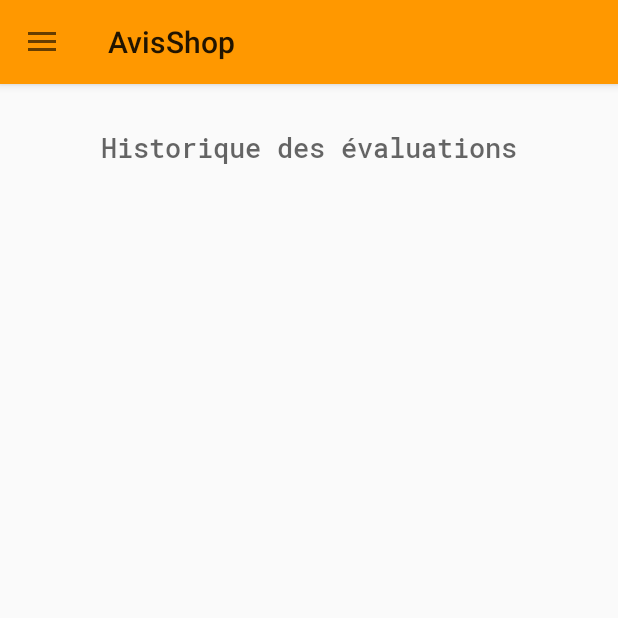
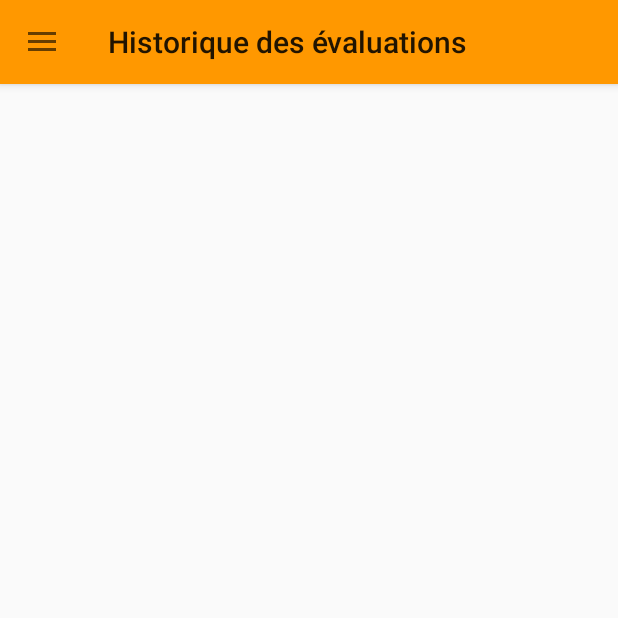
Before and after one commit to ChaimaChekhaba/AvisShop, an Android app: the LatestProductActivity screen opened directly, with no data from a screen before it, on a phone screen of 412 x 824 dp, the top half of it. Run offline under Robolectric (Android 15) with nearby library versions, the phone set to English and light mode, and no system bars; our stand-ins replace Room's generated code.

Commit message:
phase 01 with modif

```diff
--- a/app/build.gradle
+++ b/app/build.gradle
@@ -51,7 +51,6 @@ dependencies {
     //dependency for material design components
     implementation 'com.google.android.material:material:1.0.0'
     //bar code detector from zxing library
-    //implementation 'com.android.support:multidex:1.0.3'
     implementation 'com.journeyapps:zxing-android-embedded:3.6.0@aar'
     implementation 'com.google.zxing:core:3.3.3'
     //Room database and coroutines
--- a/app/src/main/java/com/mgl7130/avisshop/LatestProductActivity.kt
+++ b/app/src/main/java/com/mgl7130/avisshop/LatestProductActivity.kt
@@ -11,7 +11,7 @@ import kotlinx.android.synthetic.main.activity_latest_product.*
 import kotlinx.coroutines.runBlocking
 
 class LatestProductActivity : BaseActivity(), ProductAdapter.onProductClickListener {
-    override val TAG = "ProductDetailsActivity"
+    override val TAG = "LatestProductActivity"
     private lateinit var mRecyclerView: RecyclerView
     private lateinit var mAdapter: ProductAdapter
     private lateinit var mProducts: List<Product>
@@ -21,6 +21,8 @@ class LatestProductActivity : BaseActivity(), ProductAdapter.onProductClickListe
         val inflater = this.getSystemService(Context.LAYOUT_INFLATER_SERVICE) as LayoutInflater
         val contentView = inflater.inflate(R.layout.activity_latest_product, null, false)
         mDrawerLayout.addView(contentView, 0)
+        val actionBar = supportActionBar
+        actionBar!!.title = "Historique des évaluations"
 
         mRecyclerView = my_recycler_view
         loadProduct()
--- a/app/src/main/java/com/mgl7130/avisshop/MainActivity.kt
+++ b/app/src/main/java/com/mgl7130/avisshop/MainActivity.kt
@@ -37,7 +37,7 @@ class MainActivity : BaseActivity() {
 
         codeBarNumber.setOnEditorActionListener{ v, actionId, event ->
             if(actionId == EditorInfo.IME_ACTION_DONE){
-                if (codeBarNumber.text.length == 12){
+                if (codeBarNumber.text.length == 12 || codeBarNumber.text.length == 8){
                     //it could be a valid codebar
                     mScannedResult = codeBarNumber.text.toString()
                     mBarCodeProcessor = BarCodeProcessor(this@MainActivity, mScannedResult)
--- a/app/src/main/java/com/mgl7130/avisshop/ProductDetailsActivity.kt
+++ b/app/src/main/java/com/mgl7130/avisshop/ProductDetailsActivity.kt
@@ -20,6 +20,9 @@ class ProductDetailsActivity : BaseActivity() {
         val inflater = this.getSystemService(Context.LAYOUT_INFLATER_SERVICE) as LayoutInflater
         val contentView = inflater.inflate(R.layout.activity_product_details, null, false)
         mDrawerLayout.addView(contentView, 0)
+
+        val actionBar = supportActionBar
+        actionBar!!.title = "Résultat"
 
         mProduct = intent.getSerializableExtra("product") as Product
         loadProduct()
--- a/app/src/main/res/layout/activity_latest_product.xml
+++ b/app/src/main/res/layout/activity_latest_product.xml
@@ -7,32 +7,13 @@
     android:layout_height="match_parent"
     tools:context=".LatestProductActivity">
 
-    <TextView
-        android:id="@+id/history"
-        android:layout_width="wrap_content"
+    <RelativeLayout
+        android:id="@+id/relativeLayout"
+        android:layout_width="match_parent"
         android:layout_height="wrap_content"
-        android:layout_marginTop="48dp"
-        android:fontFamily="@font/roboto_mono_medium"
-        android:text="@string/history"
-        android:textAppearance="@style/TextAppearance.AppCompat.Medium"
-        app:layout_constraintBottom_toTopOf="@+id/guideline3"
+        app:layout_constraintBottom_toBottomOf="parent"
         app:layout_constraintEnd_toEndOf="parent"
-        app:layout_constraintStart_toStartOf="parent"
-        app:layout_constraintTop_toTopOf="parent"
-        app:layout_constraintVertical_bias="0.41" />
-
-    <androidx.constraintlayout.widget.Guideline
-        android:id="@+id/guideline3"
-        android:layout_width="wrap_content"
-        android:layout_height="wrap_content"
-        android:orientation="horizontal"
-        app:layout_constraintGuide_percent="0.2" />
-
-    <RelativeLayout
-        android:layout_width="411dp"
-        android:layout_height="645dp"
-        app:layout_constraintEnd_toEndOf="parent"
-        app:layout_constraintTop_toTopOf="@+id/guideline3">
+        app:layout_constraintStart_toStartOf="parent">
 
         <androidx.recyclerview.widget.RecyclerView
             android:id="@+id/my_recycler_view"
@@ -40,8 +21,8 @@
             android:layout_height="match_parent"
             android:layout_alignParentTop="true"
             android:layout_alignParentBottom="true"
-            android:layout_marginTop="0dp"
-            android:layout_marginBottom="0dp"
+            android:layout_marginTop="@dimen/activity_horizontal_margin"
+            android:layout_marginBottom="?attr/actionBarSize"
             android:scrollbars="vertical" />
 
     </RelativeLayout>
--- a/app/src/main/res/layout/activity_main.xml
+++ b/app/src/main/res/layout/activity_main.xml
@@ -29,6 +29,7 @@
         android:hint="@string/codebarnumber"
         android:importantForAutofill="no"
         android:inputType="numberDecimal"
+        android:maxLength="12"
         android:textAppearance="@style/TextAppearance.AppCompat.Medium"
         app:layout_constraintBottom_toTopOf="@+id/part_30h"
         app:layout_constraintEnd_toStartOf="@+id/part_85v"
--- a/app/src/main/res/layout/drawer_header.xml
+++ b/app/src/main/res/layout/drawer_header.xml
@@ -21,6 +21,8 @@
         android:layout_width="0dp"
         android:layout_height="1dp"
         android:background="?android:attr/listDivider"
+        android:paddingLeft="?attr/actionBarSize"
+        android:paddingRight="?attr/actionBarSize"
         app:layout_constraintBottom_toBottomOf="parent"
         app:layout_constraintEnd_toEndOf="parent"
         app:layout_constraintStart_toStartOf="parent"
--- a/app/src/main/res/values/strings.xml
+++ b/app/src/main/res/values/strings.xml
@@ -33,6 +33,7 @@
     <string name="new_evaluation">Nouvelle évaluation</string>
     <string name="history">Historique des évaluations</string>
     <string name="about">A propos</string>
+    <string name="result">"Résultats de l'évaluation"</string>
 
     <!-- TODO: Remove or change this placeholder text -->
     <string name="hello_blank_fragment">Hello blank fragment</string>
```
